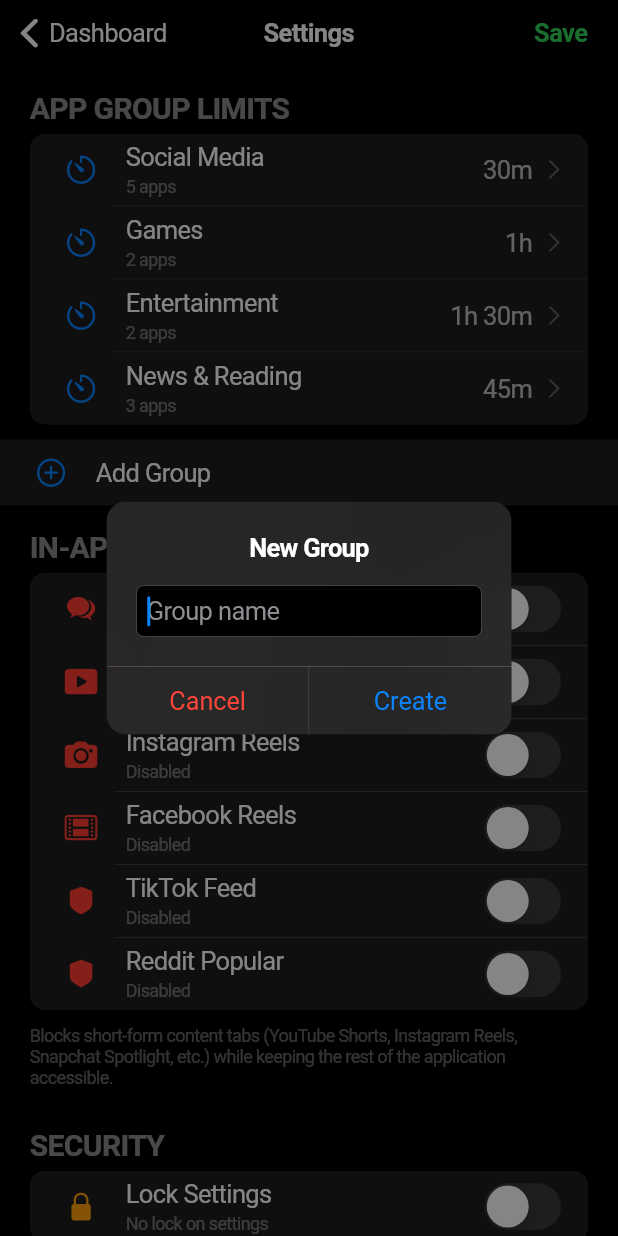
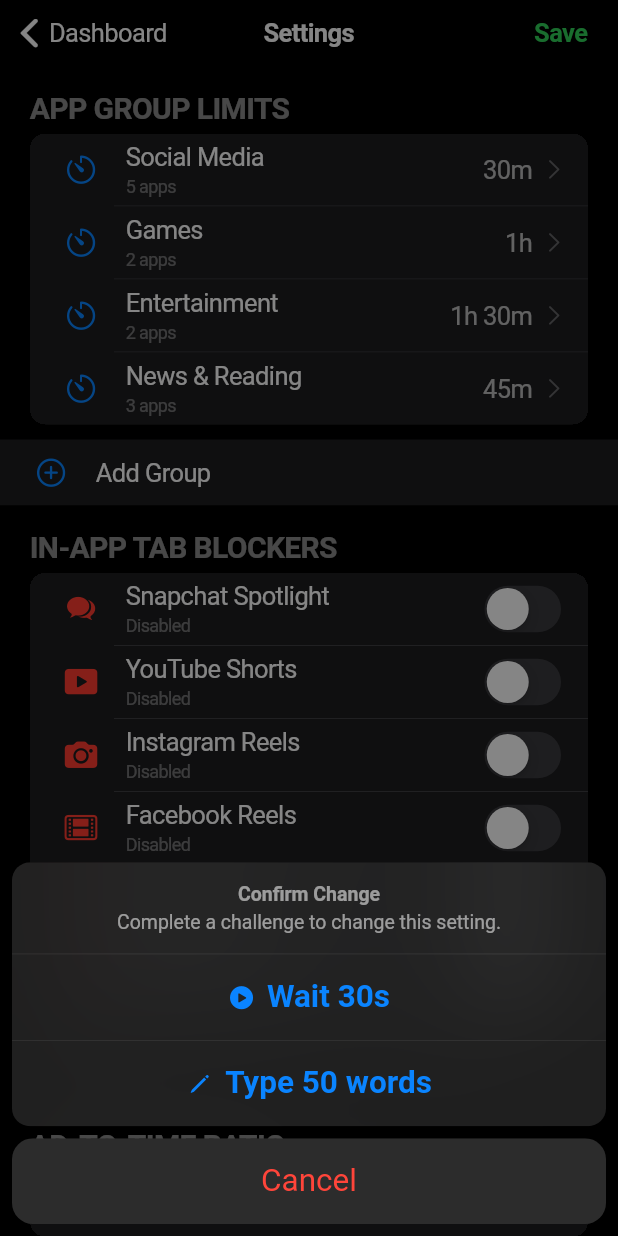
Before and after one commit to EGBYtest/Unplug, a Flutter app: the SettingsScreen screen opened directly, after a tap on "Add Group", on a phone screen of 412 x 824 dp. Run offline on Flutter 3.47's test engine with Material 3 defaults, Android fonts, the light colour scheme and no system bars; our stand-ins replace shared_preferences; missing offline and left inert: usage_stats; accounts and stored records are empty; network calls fail.

Commit message:
release: v1.8.3-beta
- per-setting challenge (30s wait or 50-word task) instead of page lock
- accessibility overlay window type (avoids OEM suspicious-activity flags)
- 5s countdown before lock screen options
- onboarding tips for OxygenOS phone manager

```diff
--- a/lib/lock_screen_popup.dart
+++ b/lib/lock_screen_popup.dart
@@ -27,7 +27,7 @@
 class _LockScreenPopupState extends State<LockScreenPopup> {
   bool _showOptions = false;
   bool _showTypeChallenge = false;
-  int _countdown = 3;
+  int _countdown = 5;
   final TextEditingController _textController = TextEditingController();
   int _wordCount = 0;
   static const int _targetWordCount = 50;
@@ -167,7 +167,7 @@
                         ),
                         const SizedBox(height: 12),
                         const Text(
-                          'Take three seconds before deciding\nif you really want more screen time.',
+                           'Take five seconds before deciding\nif you really want more screen time.',
                           textAlign: TextAlign.center,
                           style: TextStyle(color: Colors.white54, fontSize: 15, height: 1.4),
                         ),
--- a/lib/main.dart
+++ b/lib/main.dart
@@ -18,7 +18,7 @@
   runApp(const UnplugApp());
 }
 
-const _appVersion = '1.8.2+20';
+const _appVersion = '1.8.3+21';
 
 Future<void> _trackInstall() async {
   final storage = StorageService();
--- a/lib/settings_screen.dart
+++ b/lib/settings_screen.dart
@@ -1,4 +1,3 @@
-import 'dart:ui';
 import 'package:flutter/cupertino.dart';
 import 'package:flutter/material.dart';
 import 'package:url_launcher/url_launcher.dart';
@@ -18,7 +17,6 @@
 }
 
 class _SettingsScreenState extends State<SettingsScreen> {
-  bool _isUnlocked = false;
   bool _saving = false;
   final StorageService _storage = StorageService();
   final UsageTracker _tracker = UsageTracker();
@@ -34,18 +32,56 @@
     _globalTabBlockers = List.from(_storage.loadGlobalTabBlockers());
     _adRewardSeconds = _storage.adRewardSeconds;
     _resetHour = _storage.resetHour;
-    if (!_storage.settingsLockEnabled) _isUnlocked = true;
   }
 
-  // ─── Unlock Logic ────────────────────────────────────────────────────────
+  // ─── Per-Change Challenge ─────────────────────────────────────────
 
-  void _unlockSettings() => setState(() => _isUnlocked = true);
-
-  void _watchAdToUnlock() {
-    AdRewardSystem().showRewardedAd(context, _unlockSettings, () {});
+  void _confirmChange(VoidCallback action) {
+    showCupertinoModalPopup(
+      context: context,
+      builder: (_) => CupertinoActionSheet(
+        title: const Text('Confirm Change'),
+        message: const Text('Complete a challenge to change this setting.'),
+        actions: [
+          CupertinoActionSheetAction(
+            onPressed: () {
+              Navigator.pop(context);
+              AdRewardSystem().showRewardedAd(context, action, () {});
+            },
+            child: const Row(
+              mainAxisAlignment: MainAxisAlignment.center,
+              children: [
+                Icon(CupertinoIcons.play_circle_fill, color: Color(0xFF0A84FF), size: 18),
+                SizedBox(width: 8),
+                Text('Wait 30s', style: TextStyle(fontWeight: FontWeight.bold)),
+              ],
+            ),
+          ),
+          CupertinoActionSheetAction(
+            onPressed: () {
+              Navigator.pop(context);
+              _typeToUnlock(action);
+            },
+            child: const Row(
+              mainAxisAlignment: MainAxisAlignment.center,
+              children: [
+                Icon(CupertinoIcons.pencil, color: Color(0xFF0A84FF), size: 18),
+                SizedBox(width: 8),
+                Text('Type 50 words', style: TextStyle(fontWeight: FontWeight.bold)),
+              ],
+            ),
+          ),
+        ],
+        cancelButton: CupertinoActionSheetAction(
+          isDestructiveAction: true,
+          child: const Text('Cancel'),
+          onPressed: () => Navigator.pop(context),
+        ),
+      ),
+    );
   }
 
-  void _showTypeChallenge() {
+  void _typeToUnlock(VoidCallback action) {
     final ctrl = TextEditingController();
     final target = MessageVerification().generateMessage();
 
@@ -60,7 +96,7 @@
               children: [
                 Icon(CupertinoIcons.pencil_outline, size: 18),
                 SizedBox(width: 6),
-                Text('Type to Unlock'),
+                Text('Type to Confirm'),
               ],
             ),
             content: Column(
@@ -100,7 +136,7 @@
                 onPressed: () {
                   if (MessageVerification().verifyMessage(ctrl.text)) {
                     Navigator.pop(ctx);
-                    _unlockSettings();
+                    action();
                   } else {
                     showCupertinoDialog(
                       context: ctx,
@@ -264,8 +300,8 @@
     await _storage.saveGlobalTabBlockers(_globalTabBlockers);
   }
 
-  // ─── Save & Lock ──────────────────────────────────────────────────────────
-  Future<void> _saveAndLock() async {
+  // ─── Save ──────────────────────────────────────────────────────────
+  Future<void> _save() async {
     setState(() => _saving = true);
     await _storage.saveGroups(_groups);
     await _storage.saveGlobalTabBlockers(_globalTabBlockers);
@@ -273,14 +309,8 @@
     await _storage.saveResetHour(_resetHour);
     _tracker.appGroups = List.from(_groups);
 
-    // Auto-enable settings lock only once after first save
-    if (!_storage.settingsLockAutoEnabled) {
-      await _storage.setSettingsLockEnabled(true);
-      await _storage.setSettingsLockAutoEnabled();
-    }
-
     if (mounted) {
-      setState(() { _saving = false; _isUnlocked = _storage.settingsLockEnabled ? false : true; });
+      setState(() => _saving = false);
       Navigator.of(context).pop();
     }
   }
@@ -294,19 +324,15 @@
         previousPageTitle: 'Dashboard',
         backgroundColor: const Color(0xFF0F0F0F).withOpacity(0.9),
         border: null,
-        trailing: _isUnlocked
-            ? CupertinoButton(
+        trailing: _saving
+            ? const CupertinoActivityIndicator()
+            : CupertinoButton(
                 padding: EdgeInsets.zero,
-                onPressed: _saving ? null : _saveAndLock,
-                child: _saving
-                    ? const CupertinoActivityIndicator()
-                    : const Text('Save', style: TextStyle(color: Color(0xFF30D158), fontWeight: FontWeight.bold)),
-              )
-            : null,
+                onPressed: _save,
+                child: const Text('Save', style: TextStyle(color: Color(0xFF30D158), fontWeight: FontWeight.bold)),
               ),
-      child: Stack(
-        children: [
-          SafeArea(
+      ),
+      child: SafeArea(
             child: ListView(
               children: [
                 // ── App Group Limits ──
@@ -327,19 +353,18 @@
                         style: const TextStyle(color: Colors.white38, fontSize: 12),
                       ),
                       additionalInfo: Text(_formatMinutes(group.timeLimitMinutes + bonusSeconds ~/ 60), style: const TextStyle(color: Colors.white70)),
-                      trailing: _isUnlocked ? const CupertinoListTileChevron() : null,
-                      onTap: _isUnlocked ? () => _showGroupOptions(i) : null,
+                      trailing: const CupertinoListTileChevron(),
+                      onTap: () => _showGroupOptions(i),
                     );
                   }).toList(),
                 ),
 
                 // Add Group button
-                if (_isUnlocked)
                 CupertinoListTile(
                   backgroundColor: const Color(0xFF1C1C1E),
                   leading: const Icon(CupertinoIcons.add_circled, color: Color(0xFF0A84FF), size: 22),
                   title: const Text('Add Group', style: TextStyle(color: Colors.white)),
-                    onTap: _addGroup,
+                  onTap: () => _confirmChange(_addGroup),
                 ),
 
                 // ── In-App Tab Blockers ──
@@ -355,12 +380,10 @@
                             leading: const Icon(CupertinoIcons.arrow_counterclockwise, color: Color(0xFF0A84FF), size: 22),
                             title: const Text('Load Default Tab Blockers', style: TextStyle(color: Colors.white)),
                             subtitle: const Text('Tap to load YouTube Shorts, Instagram Reels & Snapchat Spotlight blockers', style: TextStyle(color: Colors.white38, fontSize: 12)),
-                            onTap: _isUnlocked
-                                ? () async {
+                            onTap: () => _confirmChange(() async {
                               final defaults = _storage.loadGlobalTabBlockers();
                               setState(() { _globalTabBlockers = defaults; });
-                                  }
-                                : null,
+                            }),
                           ),
                         ]
                       : _globalTabBlockers.map((feature) {
@@ -386,42 +409,13 @@
                             ),
                             trailing: CupertinoSwitch(
                               value: feature.isEnabled,
-                              onChanged: _isUnlocked
-                                  ? (val) => _toggleBannedFeature(feature, val)
-                                  : null,
+                              onChanged: (val) =>
+                                  _confirmChange(() => _toggleBannedFeature(feature, val)),
                             ),
                           );
                         }).toList(),
                 ),
 
-                // ── Settings Lock Toggle ──
-                CupertinoListSection.insetGrouped(
-                  backgroundColor: Colors.black,
-                  decoration: BoxDecoration(color: const Color(0xFF1C1C1E), borderRadius: BorderRadius.circular(12)),
-                  header: const Text('SECURITY', style: TextStyle(color: Colors.white54)),
-                  children: [
-                    CupertinoListTile(
-                      backgroundColor: const Color(0xFF1C1C1E),
-                      leading: const Icon(CupertinoIcons.lock_fill, color: Color(0xFFFF9F0A), size: 22),
-                      title: const Text('Lock Settings', style: TextStyle(color: Colors.white)),
-                      subtitle: Text(
-                        _storage.settingsLockEnabled
-                            ? 'Challenge required to edit'
-                            : 'No lock on settings',
-                        style: const TextStyle(color: Colors.white38, fontSize: 12),
-                      ),
-                      trailing: CupertinoSwitch(
-                        value: _storage.settingsLockEnabled,
-                        onChanged: (val) async {
-                          await _storage.setSettingsLockEnabled(val);
-                          setState(() {
-                            if (!val) _isUnlocked = true;
-                          });
-                        },
-                      ),
-                    ),
-                  ],
-                ),
                 // ── Ad Ratio ──
                 CupertinoListSection.insetGrouped(
                   backgroundColor: Colors.black,
@@ -433,8 +427,8 @@
                       leading: const Icon(CupertinoIcons.play_rectangle_fill, color: Color(0xFFFF9F0A), size: 22),
                       title: const Text('Reward per Ad', style: TextStyle(color: Colors.white)),
                       additionalInfo: Text(_formatSeconds(_adRewardSeconds), style: const TextStyle(color: Colors.white70)),
-                      trailing: _isUnlocked ? const CupertinoListTileChevron() : null,
-                      onTap: _isUnlocked ? () => _editAdRatio() : null,
+                      trailing: const CupertinoListTileChevron(),
+                      onTap: () => _confirmChange(_editAdRatio),
                     ),
                   ],
                 ),
@@ -451,8 +445,8 @@
                       leading: const Icon(CupertinoIcons.moon_fill, color: Color(0xFF0A84FF), size: 22),
                       title: const Text('Reset Time', style: TextStyle(color: Colors.white)),
                       additionalInfo: Text('${_resetHour.toString().padLeft(2, '0')}:00', style: const TextStyle(color: Colors.white70)),
-                      trailing: _isUnlocked ? const CupertinoListTileChevron() : null,
-                      onTap: _isUnlocked ? () => _editResetHour() : null,
+                      trailing: const CupertinoListTileChevron(),
+                      onTap: () => _confirmChange(_editResetHour),
                     ),
                   ],
                 ),
@@ -499,83 +493,12 @@
                       backgroundColor: Color(0xFF1C1C1E),
                       leading: Icon(CupertinoIcons.info_circle_fill, color: Colors.white38, size: 22),
                       title: Text('Version', style: TextStyle(color: Colors.white)),
-                      additionalInfo: Text('1.8.0 (Beta)', style: TextStyle(color: Colors.white54)),
+                      additionalInfo: Text('1.8.2 (Beta)', style: TextStyle(color: Colors.white54)),
                     ),
                   ],
                 ),
               ],
             ),
-          ),
-
-          // ── Lock Overlay ──
-          if (!_isUnlocked)
-            Positioned.fill(
-              child: ClipRect(
-                child: BackdropFilter(
-                  filter: ImageFilter.blur(sigmaX: 20, sigmaY: 20),
-                  child: Container(
-                    color: Colors.black.withOpacity(0.65),
-                    alignment: Alignment.center,
-                    padding: const EdgeInsets.all(32),
-                    child: Column(
-                      mainAxisSize: MainAxisSize.min,
-                      children: [
-                        Container(
-                          padding: const EdgeInsets.all(22),
-                          decoration: BoxDecoration(
-                            color: const Color(0xFF2C2C2E).withOpacity(0.5),
-                            shape: BoxShape.circle,
-                          ),
-                          child: const Icon(CupertinoIcons.lock_shield_fill, size: 72, color: Colors.white),
-                        ),
-                        const SizedBox(height: 24),
-                        const Text('Settings Locked', style: TextStyle(fontSize: 26, fontWeight: FontWeight.w800, color: Colors.white, letterSpacing: -0.5)),
-                        const SizedBox(height: 10),
-                        const Text('Complete a challenge to edit settings.', textAlign: TextAlign.center, style: TextStyle(color: Colors.white60, fontSize: 15)),
-                        const SizedBox(height: 44),
-                        SizedBox(
-                          width: double.infinity,
-                          child: Container(
-                            decoration: BoxDecoration(borderRadius: BorderRadius.circular(14), boxShadow: [BoxShadow(color: const Color(0xFF0A84FF).withOpacity(0.3), blurRadius: 20, offset: const Offset(0, 4))]),
-                            child: CupertinoButton(
-                              color: const Color(0xFF0A84FF),
-                              borderRadius: BorderRadius.circular(14),
-                              onPressed: _watchAdToUnlock,
-                              child: const Row(
-                                mainAxisAlignment: MainAxisAlignment.center,
-                                children: [
-                                  Icon(CupertinoIcons.play_circle_fill, color: Colors.white, size: 20),
-                                  SizedBox(width: 10),
-                                  Text('Wait 30s to Unlock', style: TextStyle(color: Colors.white, fontWeight: FontWeight.bold)),
-                                ],
-                              ),
-                            ),
-                          ),
-                        ),
-                        const SizedBox(height: 14),
-                        SizedBox(
-                          width: double.infinity,
-                          child: CupertinoButton(
-                            color: const Color(0xFF1C1C1E),
-                            borderRadius: BorderRadius.circular(14),
-                            onPressed: _showTypeChallenge,
-                            child: const Row(
-                              mainAxisAlignment: MainAxisAlignment.center,
-                              children: [
-                                Icon(CupertinoIcons.pencil, color: Color(0xFF0A84FF), size: 20),
-                                SizedBox(width: 10),
-                                Text('Type 50 words to Unlock', style: TextStyle(color: Color(0xFF0A84FF), fontWeight: FontWeight.bold)),
-                              ],
-                            ),
-                          ),
-                        ),
-                      ],
-                    ),
-                  ),
-                ),
-              ),
-            ),
-        ],
           ),
         );
   }
@@ -591,14 +514,15 @@
             ? Text('${_formatSeconds(bonusSeconds)} bonus time remaining', style: const TextStyle(color: Color(0xFF30D158), fontSize: 12))
             : null,
         actions: [
-          CupertinoActionSheetAction(child: const Text('Edit Time Limit'), onPressed: () { Navigator.pop(context); _editLimit(index); }),
-          CupertinoActionSheetAction(child: const Text('Edit Apps in Group'), onPressed: () { Navigator.pop(context); _editGroupApps(index); }),
+          CupertinoActionSheetAction(child: const Text('Edit Time Limit'), onPressed: () { Navigator.pop(context); _confirmChange(() => _editLimit(index)); }),
+          CupertinoActionSheetAction(child: const Text('Edit Apps in Group'), onPressed: () { Navigator.pop(context); _confirmChange(() => _editGroupApps(index)); }),
           if (bonusSeconds > 0)
             CupertinoActionSheetAction(
               isDestructiveAction: true,
               child: const Text('Remove Bonus Time'),
               onPressed: () {
                 Navigator.pop(context);
+                _confirmChange(() {
                   showCupertinoDialog(
                     context: context,
                     builder: (ctx) => CupertinoAlertDialog(
@@ -617,9 +541,10 @@
                       ],
                     ),
                   );
+                });
               },
             ),
-          CupertinoActionSheetAction(isDestructiveAction: true, child: const Text('Delete Group'), onPressed: () { Navigator.pop(context); _deleteGroup(index); }),
+          CupertinoActionSheetAction(isDestructiveAction: true, child: const Text('Delete Group'), onPressed: () { Navigator.pop(context); _confirmChange(() => _deleteGroup(index)); }),
         ],
         cancelButton: CupertinoActionSheetAction(isDestructiveAction: true, child: const Text('Cancel'), onPressed: () => Navigator.pop(context)),
       ),
--- a/pubspec.yaml
+++ b/pubspec.yaml
@@ -1,7 +1,7 @@
 name: unplug
 description: Focus-first screen time management app. Block short-form content tabs without killing the app.
 publish_to: 'none'
-version: 1.8.2+20
+version: 1.8.3+21
 
 environment:
   sdk: '>=3.0.0 <4.0.0'
```
Also changed, not shown: lib/onboarding_screen.dart (+5 -2 lines), 2 other files. Lines whose indentation alone changed are shown as unchanged.
